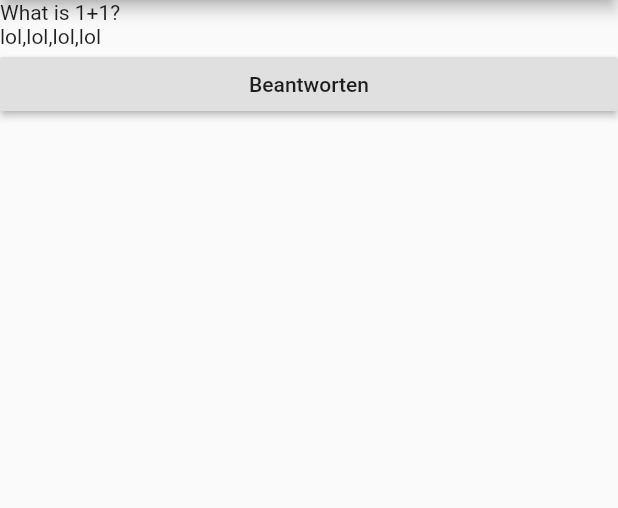
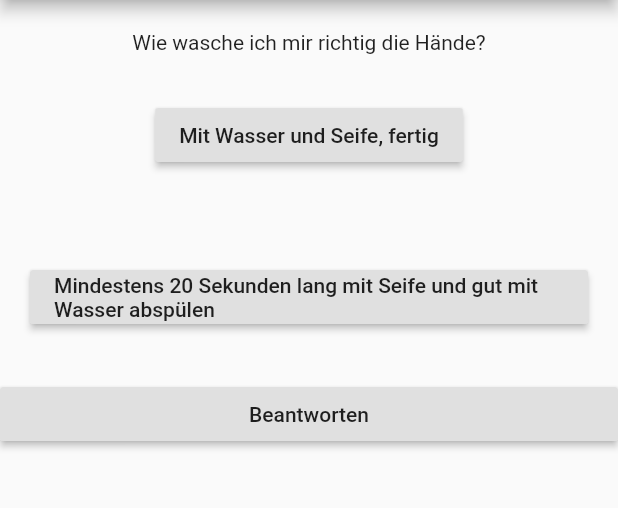
Before and after one commit to suhrmann/Karlorona, a Flutter app: the screen it shows after launch, after a tap on "Go to Quiz!", on a phone screen of 412 x 824 dp, the part 84-592 px from its top. Run offline on Flutter 3.47's test engine with Material 2 defaults, Android fonts, the phone set to English and light mode, and no system bars; our stand-ins replace audioplayers, sqflite; accounts and stored records are empty.

Commit message:
quizfragen jetzt als json, rendert  noch hässlich

```diff
--- a/assets/questions.json
+++ b/assets/questions.json
@@ -0,0 +1,33 @@
+{
+    "questiondata": [{
+            "question": "Wie wasche ich mir richtig die Hände?",
+            "answers": [
+                "Mit Wasser und Seife, fertig",
+                "Mindestens 20 Sekunden lang mit Seife und gut mit Wasser abspülen"
+            ],
+            "correct_answer_index": 1,
+            "explanation": "Antwort b ist richtig. Mindestens 20 Sekunden solltest du deine Hände waschen. Die Seife braucht die Zeit, um die Fettzellen der Außenschicht des Virus zu zerstören. Ohne seine Fettschicht, stirbt das Virus ab."
+        },
+        {
+            "question": "Wie viel soll ich pro Tag mindestens trinken?",
+            "answers": [
+                "0,5 L",
+                "1 L",
+                "1,5 L"
+            ],
+            "correct_answer_index": 2,
+            "explanation": "Antwort c ist richtig! Erwachsene sollen jeden Tag rund 1,5 Liter Wasser trinken. Regelmäßiges Trinken, am besten zu jeder Mahlzeit und auch zwischendurch, schützt den Körper vor Wassermangel.In einigen Situationen benötigt der Körper besonders viel Flüssigkeit, etwa bei großer Hitze, extremer Kälte, Fieber, Erbrechen und Durchfall [...] dann können schon mal zusätzlich 0,5–1,0 Liter Wasser pro Stunde nötig sein."
+        },
+        {
+            "question": "Welche Erkrankungen aufgrund falscher Ernährung sorgen für ein zusätzliches Risiko bei einer Corona-Infektion?",
+            "answers": [
+                "Herz-Kreislauferkrankungen",
+                "Diabetes",
+                "bestimmte Krebsarten",
+                "alle oben genannten Erkrankungen"
+            ],
+            "correct_answer_index": 3,
+            "explanation": "Antwort d ist richtig! Durch den übermäßigen Konsum von gesättigten Fetten, Transfettsäuren, Zucker und Salz erhöht sich das Risiko in Bezug auf Übergewicht und Adipositas, Herz-Kreislauf-Erkrankungen, Diabetes und bestimmte Arten von Krebs."
+        }
+    ]
+}
--- a/lib/pages/init-quiz-page.dart
+++ b/lib/pages/init-quiz-page.dart
@@ -1,6 +1,8 @@
 import 'package:flutter/material.dart';
+import 'package:ich_mache_es_richtig_richtig_oder/scoped-model/main-model.dart';
+import 'package:scoped_model/scoped_model.dart';
 import '../quiz/question-page.dart';
-import '../quiz/answer.dart';
+import 'dart:convert';
 
 class InitQuizPage extends StatefulWidget {
   @override
@@ -8,50 +10,44 @@ class InitQuizPage extends StatefulWidget {
 }
 
 class _InitQuizPageState extends State<InitQuizPage> {
-  int currentPage = 0;
-
-  List<QuestionPage> questionFlow = [
-    /// Fragen werden hier eingefügt inklusive Antwortformular
-    /// Diese List wird automatisch gerendert
-    QuestionPage(
-      question: "What is 1+1?",
-      answerForm: AnswerForm(
-        answer1: "lol",
-        answer2: "lol",
-        answer3: "lol",
-        answer4: "lol",
-      ),
-    ),
-    QuestionPage(
-      question: "What is 2+2?",
-      answerForm: AnswerForm(
-        answer1: "lol",
-        answer2: "lol",
-        answer3: "lol",
-        answer4: "lol",
-      ),
-    )
-  ];
-  Widget buildPages() {
-    return questionFlow[currentPage];
+  _buildQuestionFlow(Map<String, List<dynamic>> questiondata) {
+    List<QuestionPage> questionFlow = [];
+    questionFlow = questiondata['questiondata'].map((questionset) {
+      return QuestionPage(
+          question: questionset['question'],
+          answers: List.castFrom(questionset['answers']),
+          correctAnswerIndex: questionset['correct_answer_index']);
+    }).toList();
+    return questionFlow;
   }
 
   @override
   Widget build(BuildContext context) {
-    return Container(
-        child: ListView(
-      children: <Widget>[
-        questionFlow[currentPage],
-        RaisedButton(
-          child: Text("Beantworten"),
-          onPressed: () {
-            print("do sth");
-            setState(() {
-              if (currentPage + 1 < questionFlow.length) currentPage++;
-            });
-          },
-        )
-      ],
-    ));
+    Future<String> questions =
+        DefaultAssetBundle.of(context).loadString('assets/questions.json');
+    return FutureBuilder(
+      future: questions,
+      builder: (BuildContext context, AsyncSnapshot snapshot) {
+        if (snapshot.hasData) {
+          Map<String, List<dynamic>> decodedData =
+              Map<String, List<dynamic>>.from(json.decode(snapshot.data));
+          List<QuestionPage> questionFlow = _buildQuestionFlow(decodedData);
+          ScopedModel.of<MainModel>(context)
+              .updateQuestionFlowLength(questionFlow.length);
+          return Container(
+            child: ScopedModelDescendant<MainModel>(
+                builder: (BuildContext context, Widget child, MainModel model) {
+              return ListView(
+                children: <Widget>[
+                  questionFlow[model.currentQuizPage],
+                ],
+              );
+            }),
+          );
+        } else {
+          return Center(child: CircularProgressIndicator());
+        }
+      },
+    );
   }
 }
--- a/lib/pages/second-page.dart
+++ b/lib/pages/second-page.dart
@@ -1,4 +1,3 @@
-import 'package:audioplayers/audio_cache.dart';
 import 'package:flutter/material.dart';
 import 'package:scoped_model/scoped_model.dart';
 import '../scoped-model/main-model.dart';
--- a/lib/quiz/answer.dart
+++ b/lib/quiz/answer.dart
@@ -1,21 +1,64 @@
 import 'package:flutter/material.dart';
+import 'package:scoped_model/scoped_model.dart';
+import '../scoped-model/main-model.dart';
 
 class AnswerForm extends StatefulWidget {
-  String answer1;
-  String answer2;
-  String answer3;
-  String answer4;
+  final List<String> answers;
 
-  AnswerForm({this.answer1, this.answer2, this.answer3, this.answer4});
+  AnswerForm({this.answers});
   @override
   _AnswerFormState createState() => _AnswerFormState();
 }
 
 class _AnswerFormState extends State<AnswerForm> {
+  int _selectedAnswer;
+  Color _selectedColor = Colors.blue;
+  Color _unselectedColor = Colors.grey[300];
+
+  _buildAnswerButtons(List<String> answers) {
+    List<Widget> answerButtons = [];
+    answerButtons = List.generate(
+      answers.length,
+      (index) => Container(
+        padding: EdgeInsets.only(right: 20, left: 20, top: 30, bottom: 30),
+        child: RaisedButton(
+          child: Text(answers[index]),
+          color: _selectedAnswer == index ? _selectedColor : _unselectedColor,
+          onPressed: () {
+            setState(() {
+              _selectedAnswer = index;
+              print("$index");
+            });
+          },
+        ),
+      ),
+    );
+    return answerButtons;
+  }
+
   @override
   Widget build(BuildContext context) {
     return Container(
-        child: Text(
-            "${widget.answer1},${widget.answer2},${widget.answer3},${widget.answer4}"));
+      child: ListView(
+        shrinkWrap: true,
+        children: <Widget>[
+          Wrap(
+            alignment: WrapAlignment.spaceEvenly,
+            crossAxisAlignment: WrapCrossAlignment.center,
+            children: _buildAnswerButtons(widget.answers),
+          ),
+          ScopedModelDescendant<MainModel>(
+              builder: (BuildContext context, Widget child, MainModel model) {
+            return RaisedButton(
+              child: Text("Beantworten"),
+              onPressed: () {
+                if (model.currentQuizPage + 1 < model.questionFlowLength)
+                  model.incrementCurrentQuizPage();
+              },
+            );
+          }),
+        ],
+      ),
+    );
   }
 }
--- a/lib/quiz/question-page.dart
+++ b/lib/quiz/question-page.dart
@@ -3,10 +3,11 @@ import 'package:flutter/material.dart';
 import 'answer.dart';
 
 class QuestionPage extends StatelessWidget {
-  String question;
-  AnswerForm answerForm;
+  final String question;
+  final List<String> answers;
+  final int correctAnswerIndex;
 
-  QuestionPage({this.question, this.answerForm});
+  QuestionPage({this.question, this.answers, this.correctAnswerIndex});
 
   @override
   Widget build(BuildContext context) {
@@ -14,11 +15,17 @@ class QuestionPage extends StatelessWidget {
       child: ListView(
         shrinkWrap: true,
         children: <Widget>[
-          Title(
-            color: Colors.black,
-            child: Text(question),
+          Container(
+            margin: EdgeInsets.only(top: 20),
+            alignment: Alignment.center,
+            child: Title(
+              color: Colors.black,
+              child: Text(question),
+            ),
           ),
-          answerForm,
+          AnswerForm(
+            answers: answers,
+          )
         ],
       ),
     );
--- a/lib/scoped-model/main-model.dart
+++ b/lib/scoped-model/main-model.dart
@@ -1,12 +1,14 @@
+import 'package:flutter/material.dart';
 import 'package:scoped_model/scoped_model.dart';
 import 'package:audioplayers/audioplayers.dart';
 import 'package:audioplayers/audio_cache.dart';
 import './database-model.dart';
 import './sub-model.dart';
+import './quiz-model.dart';
 
 /// Die Klassen SubModel und DatabaseModel werden als Mixins "eingebunden"
 /// Beachte: Namen können nicht doppelt vergeben werden => wg. Mixin
-class MainModel extends Model with SubModel, DatabaseModel {
+class MainModel extends Model with SubModel, DatabaseModel, QuizModel {
   /// Showcase, um die Verwendung des ScopedModels zu demonstrieren
   bool _testValue = false;
 
@@ -18,6 +20,9 @@ class MainModel extends Model with SubModel, DatabaseModel {
     _testValue = newValue;
     notifyListeners();
   }
+
+  static MainModel of(BuildContext context) =>
+      ScopedModel.of<MainModel>(context);
 
   AudioCache _audioCache = new AudioCache(
       fixedPlayer: AudioPlayer(), respectSilence: false, prefix: 'sounds/');
@@ -31,6 +36,6 @@ class MainModel extends Model with SubModel, DatabaseModel {
   }
 
   stop() {
-    _audioCache.play("silence.mp3");
+    _audioCache.fixedPlayer.stop();
   }
 }
--- /dev/null
+++ b/lib/scoped-model/quiz-model.dart
@@ -0,0 +1,30 @@
+import 'package:scoped_model/scoped_model.dart';
+
+/// Wird von MainModel "importiert"
+mixin QuizModel on Model {
+  int _currentQuizPage = 0;
+  int _questionFlowLength;
+
+  int get currentQuizPage {
+    return _currentQuizPage;
+  }
+
+  int get questionFlowLength {
+    return _questionFlowLength;
+  }
+
+  incrementCurrentQuizPage() {
+    _currentQuizPage++;
+    notifyListeners();
+  }
+
+  resetCurrentQuizPage() {
+    _currentQuizPage = 0;
+    notifyListeners();
+  }
+
+  updateQuestionFlowLength(int newValue) {
+    _questionFlowLength = newValue;
+    notifyListeners();
+  }
+}
--- a/pubspec.yaml
+++ b/pubspec.yaml
@@ -38,8 +38,8 @@ dev_dependencies:
 flutter:
   assets:
     - assets/images/
-    - assets/sounds/haendewaschsongORF.mp3
-    - assets/sounds/silence.mp3
+    - assets/sounds/
+    - assets/questions.json
   # The following line ensures that the Material Icons font is
   # included with your application, so that you can use the icons in
   # the material Icons class.
```
